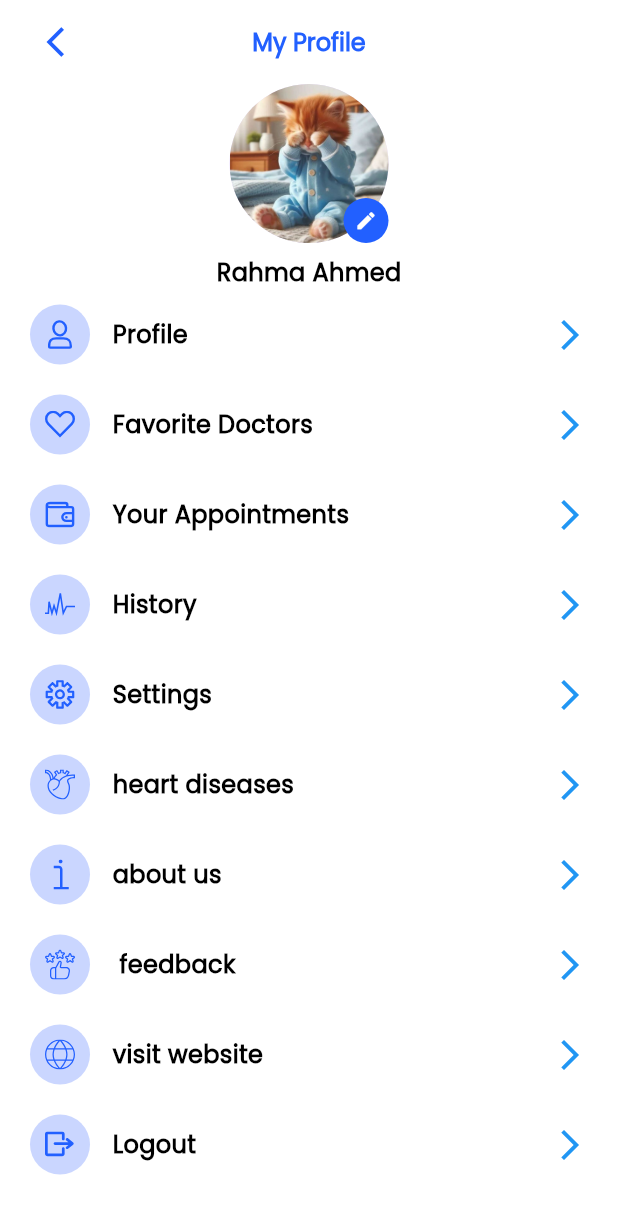
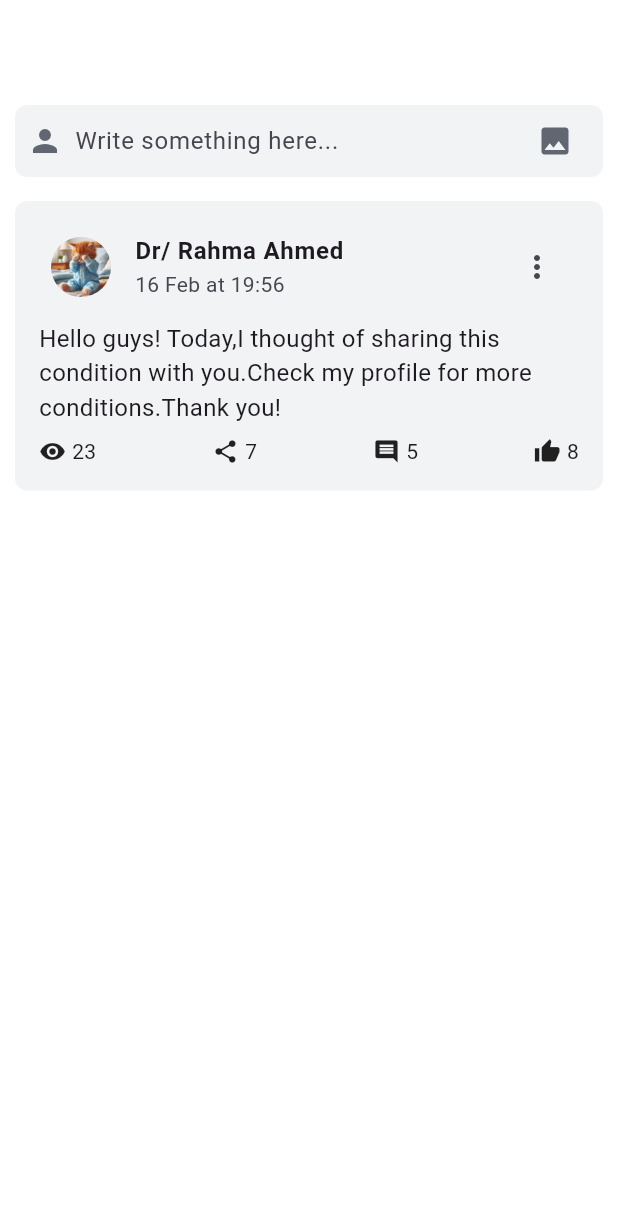
Before and after one commit to rahma-2212/medify_app, a Flutter app: the screen it shows after launch, on a phone screen of 412 x 824 dp. Shown: the top 1214 px of the screen. Run offline on Flutter 3.47's test engine with Material 3 defaults, Android fonts, the light colour scheme and no system bars; our stand-ins replace device_preview, flutter_svg, font_awesome_flutter, gap, glass.

Commit message:
doctor's posts

```diff
--- a/lib/core/utils/app_images.dart
+++ b/lib/core/utils/app_images.dart
@@ -110,6 +110,10 @@ class Assets {
   /// assets/images/Icon.svg
   static const String assetsImagesIcon = "assets/images/Icon.svg";
 
+  /// Assets for assetsImagesImageIcon
+  /// assets/images/image_icon.svg
+  static const String assetsImagesImageIcon = "assets/images/image_icon.svg";
+
   /// Assets for assetsImagesInformation
   /// assets/images/information.svg
   static const String assetsImagesInformation = "assets/images/information.svg";
--- /dev/null
+++ b/lib/features/doctors/ui/views/doctor_profile.dart
@@ -0,0 +1,26 @@
+import 'package:flutter/material.dart';
+import 'package:gap/gap.dart';
+import '../widgets/add_posts.dart';
+import '../widgets/doctor_posts.dart';
+
+class Posts extends StatelessWidget {
+  const Posts({super.key});
+
+  @override
+  Widget build(BuildContext context) {
+    return const Scaffold(
+      backgroundColor: Colors.white,
+      body: Padding(
+        padding: EdgeInsets.symmetric(horizontal: 10,vertical:70),
+        child: Column(
+          children: [
+          AddPosts(),
+          Gap(16),
+          DoctorPosts(),
+
+          ],
+        ),
+      ),
+    );
+  }
+}
--- /dev/null
+++ b/lib/features/doctors/ui/widgets/add_posts.dart
@@ -0,0 +1,43 @@
+import 'package:flutter/material.dart';
+import 'package:gap/gap.dart';
+
+class AddPosts extends StatelessWidget {
+  const AddPosts({
+    super.key,
+  });
+
+  @override
+  Widget build(BuildContext context) {
+    return Container(
+      padding: const EdgeInsets.symmetric(horizontal:8),
+      decoration:BoxDecoration(
+        color:const Color(0xffF2F3F5),
+        borderRadius: BorderRadius.circular(8),
+      ),
+      child:  Row(
+        children: [
+          const Icon(Icons.person,
+              color: Color(0xff606770),
+              ),
+          const Gap(8),
+          const Expanded(
+            child: TextField(
+              decoration: InputDecoration(
+                hintText: 'Write something here...',
+                border: InputBorder.none,
+              ),
+            ),
+          ),
+          IconButton(
+            icon:const Icon(
+              Icons.image,
+              color:Color(0xff606770),
+              // Colors.grey,
+              ),
+            onPressed: () {},
+          ),
+        ],
+      ),
+    );
+  }
+}
--- /dev/null
+++ b/lib/features/doctors/ui/widgets/doctor_posts.dart
@@ -0,0 +1,79 @@
+import 'package:flutter/material.dart';
+import 'package:gap/gap.dart';
+import '../../../../core/utils/app_images.dart';
+
+class DoctorPosts extends StatelessWidget {
+  const DoctorPosts({
+    super.key,
+  });
+
+  @override
+  Widget build(BuildContext context) {
+    return Container(
+      padding: const EdgeInsets.symmetric(horizontal:8, vertical:8),
+      decoration: BoxDecoration(
+        color:const Color(0xffF2F3F5),
+        borderRadius: BorderRadius.circular(8),
+      ),
+      child: const Column(
+        crossAxisAlignment: CrossAxisAlignment.start,
+        children: [
+          ListTile(
+            leading: CircleAvatar(
+              backgroundImage: AssetImage(Assets.assetsImagesCat),
+            ),
+            title: Text(
+              'Dr/ Rahma Ahmed',
+              style: TextStyle(fontWeight: FontWeight.bold),
+            ),
+            subtitle: Text('16 Feb at 19:56'),
+            trailing: Icon(Icons.more_vert),
+          ),
+          Padding(
+            padding: EdgeInsets.symmetric(horizontal:8),
+            child: Text(
+              'Hello guys! Today,I thought of sharing this condition with you.Check my profile for more conditions.Thank you!',
+              style: TextStyle(fontSize: 16),
+            ),
+          ),
+          Padding(
+            padding: EdgeInsets.symmetric(horizontal:8, vertical: 8),
+            child: Row(
+              mainAxisAlignment: MainAxisAlignment.spaceBetween,
+              children: [
+                Row(
+                  children: [
+                    Icon(Icons.remove_red_eye, size: 18),
+                    Gap(4),
+                    Text('23'),
+                  ],
+                ),
+                Row(
+                  children: [
+                    Icon(Icons.share, size: 18),
+                   Gap(4),
+                    Text('7'),
+                  ],
+                ),
+                Row(
+                  children: [
+                    Icon(Icons.comment, size: 18),
+                    Gap(4),
+                    Text('5'),
+                  ],
+                ),
+                Row(
+                  children: [
+                    Icon(Icons.thumb_up, size: 18),
+                    Gap(4),
+                    Text('8'),
+                  ],
+                ),
+              ],
+            ),
+          ),
+        ],
+      ),
+    );
+  }
+}
--- a/lib/features/profile/ui/widgets/profile_textfield.dart
+++ b/lib/features/profile/ui/widgets/profile_textfield.dart
@@ -19,9 +19,15 @@ class LabeledTextField extends StatelessWidget {
       child: SizedBox(
         width: width,
         child: TextFormField(
+          enabled:false,
           initialValue: initialValue,
           style: const TextStyle(fontSize: 25, color: Colors.black),
           decoration: InputDecoration(
+            disabledBorder: OutlineInputBorder(
+              borderSide: const BorderSide(color: Color(0XFF2260FF),
+              ),
+              borderRadius: BorderRadius.circular(20),
+            ),
             enabledBorder: OutlineInputBorder(
               borderSide: const BorderSide(color: Color(0XFF2260FF),
               ),
--- a/lib/main.dart
+++ b/lib/main.dart
@@ -1,10 +1,7 @@
 import 'package:device_preview/device_preview.dart';
 import 'package:flutter/material.dart';
-import 'package:graduation_project/features/profile/ui/views/myprofile_view.dart';
-import 'package:graduation_project/features/profile/ui/views/profile_view.dart';
-//import 'package:graduation_project/features/authentication/signup/ui/views/intial_sign_up_view.dart';
-//import 'splash/ui/views/splash_view.dart';
-//import 'features/favorite_docs/ui/views/favorite_doc_view.dart';
+import 'features/doctors/ui/views/doc_view.dart';
+import 'features/doctors/ui/views/doctor_profile.dart';
 
 void main() {
   runApp(
@@ -29,7 +26,7 @@ class MedifyApp extends StatelessWidget {
         ),
       ),
       debugShowCheckedModeBanner: false,
-      home: const ProfileView(),
+      home: const Posts(),
       //const SplashView(),
       //const IntialSignUpView(),
       //OnboardingView(),
```
Also changed, not shown: assets/images/doctor_icon.svg (added), assets/images/image_icon.svg (added).
